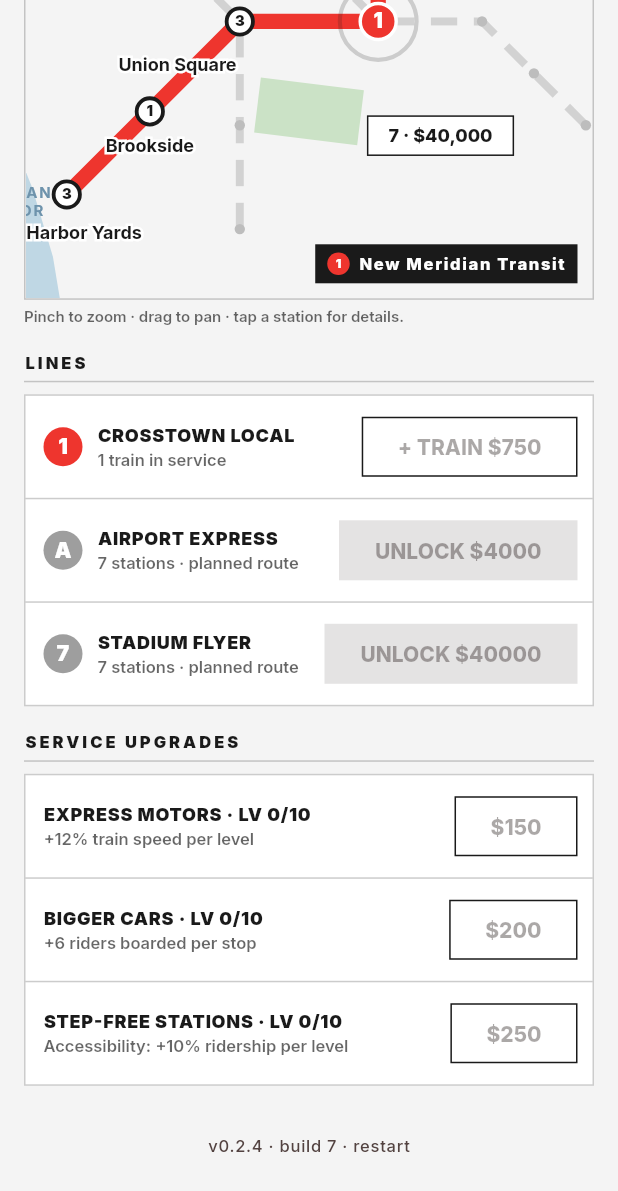
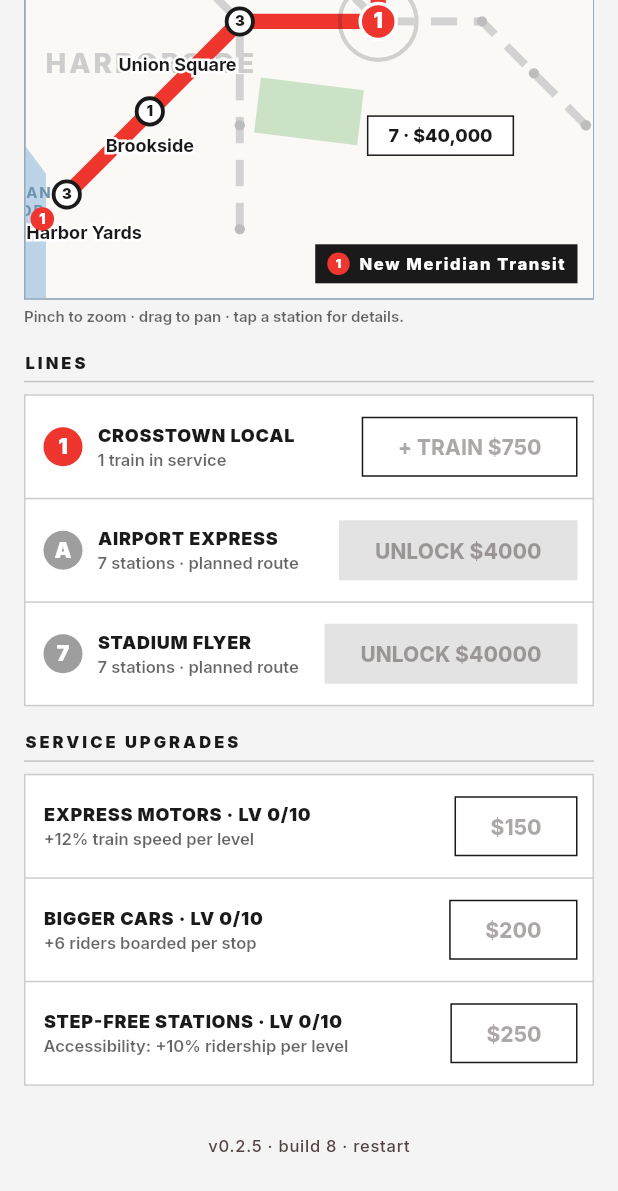
Before and after one commit to Armandoxh/Territorygame, a Flutter app: the screen it shows after launch, scrolled down 520 dp, on a phone screen of 412 x 824 dp. Shown: the top 1191 px of the screen. Run offline on Flutter 3.47's test engine with Material 3 defaults, Android fonts, the phone set to English and light mode, and no system bars; our stand-ins replace flutter_svg, google_fonts, shared_preferences; missing offline and left inert: dart:html, dart:js_util.

Commit message:
The MTA-diagram look: water-framed city, districts, idle dots, terminal bullets (build 8)
Player showed the real subway diagram: 'I want it to look like THIS.'
Rig-iterated twice, then ported. What changed to match its language:

- Water now frames the map; New Meridian floats as a near-white landmass
  with 45-degree corners (softened by a same-color round-join stroke),
  with the harbor, East River, and two inlets cut into it.
- Big soft district names (HARBORSIDE, EASTBANK) sit UNDER the network,
  exactly like the borough names on the diagram.
- Quiet stations are the diagram's tiny solid black dots; a station only
  inflates into a white circle when riders are waiting (count inside,
  red ring when the platform is full).
- Every unlocked line is capped past both ends with its route bullet,
  like the printed map. Land/water/district geography is city data, so
  the v0.4 city ladder gets its own coastlines for free.

Co-Authored-By: Claude Fable 5 <noreply@anthropic.com>
Claude-Session: https://claude.ai/code/session_01JqBticQH2m2VG91X5ciAMv

```diff
--- a/metro/lib/data/cities.dart
+++ b/metro/lib/data/cities.dart
@@ -100,11 +100,17 @@ class CityDef {
   final List<StationDef> stations;
   final List<LineDef> lines;
 
-  /// Flat water polygons (closed), drawn under everything — the geography
-  /// that makes the landmass read as a city.
+  /// The landmass outline (45-degree-cornered, floating in water) — the
+  /// signature of the MTA diagram look.
+  final List<Offset> land;
+
+  /// Water channels cut into the land (closed polygons).
   final List<List<Offset>> waters;
   final List<ParkDef> parks;
   final List<WaterLabel> waterLabels;
+
+  /// Big soft district names drawn UNDER the network, real-diagram style.
+  final List<WaterLabel> districts;
 
   const CityDef({
     required this.id,
@@ -112,9 +118,11 @@ class CityDef {
     required this.tagline,
     required this.stations,
     required this.lines,
+    this.land = const [],
     this.waters = const [],
     this.parks = const [],
     this.waterLabels = const [],
+    this.districts = const [],
   });
 
   StationDef stationById(String id) =>
@@ -252,26 +260,45 @@ class Cities {
     // Geography: a harbor along the south-west shore, the East River on the
     // right, a corner inlet up north — flat, textureless water — plus park
     // blocks, each its own size and tilt.
+    land: [
+      Offset(8, 0),
+      Offset(92, 0),
+      Offset(100, 8),
+      Offset(100, 92),
+      Offset(92, 100),
+      Offset(8, 100),
+      Offset(0, 92),
+      Offset(0, 8),
+    ],
+    districts: [
+      WaterLabel('HARBORSIDE', 27, 66),
+      WaterLabel('EASTBANK', 79, 52),
+    ],
     waters: [
       [
-        Offset(0, 68),
+        Offset(0, 55),
+        Offset(6, 62),
         Offset(6, 74),
-        Offset(10, 84),
-        Offset(13, 94),
-        Offset(14, 100),
+        Offset(12, 82),
+        Offset(12, 100),
         Offset(0, 100),
       ],
       [
-        Offset(100, 58),
-        Offset(95, 64),
-        Offset(93, 76),
-        Offset(96, 90),
-        Offset(100, 94),
+        Offset(100, 48),
+        Offset(93, 56),
+        Offset(92, 70),
+        Offset(95, 86),
+        Offset(100, 92),
       ],
       [
-        Offset(86, 0),
+        Offset(82, 0),
         Offset(100, 0),
-        Offset(100, 14),
+        Offset(100, 18),
+      ],
+      [
+        Offset(0, 0),
+        Offset(16, 0),
+        Offset(0, 16),
       ],
     ],
     parks: [
--- a/metro/lib/version.dart
+++ b/metro/lib/version.dart
@@ -1,4 +1,4 @@
 /// Shown in the footer; bump the build number on every deployed change so the
 /// live page always tells you which build you're looking at.
-const String kAppVersion = '0.2.4';
-const int kBuildNumber = 7;
+const String kAppVersion = '0.2.5';
+const int kBuildNumber = 8;
--- a/metro/pubspec.yaml
+++ b/metro/pubspec.yaml
@@ -1,7 +1,7 @@
 name: metro_magnate
 description: "Metro Magnate — an idle game about building a subway empire, one line at a time."
 publish_to: 'none'
-version: 0.2.4+7
+version: 0.2.5+8
 
 environment:
   sdk: '>=3.4.0 <4.0.0'
```
Also changed, not shown: metro/lib/ui/metro_map.dart (+73 -3 lines), 3 other files.
